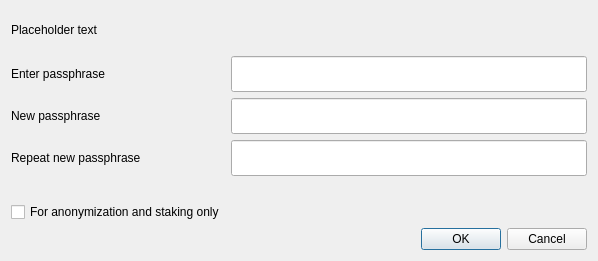
The window that src/qt/forms/askpassphrasedialog.ui (MotoAcidic/bdcash-protocol) describes before a commit, drawn with Qt 5.
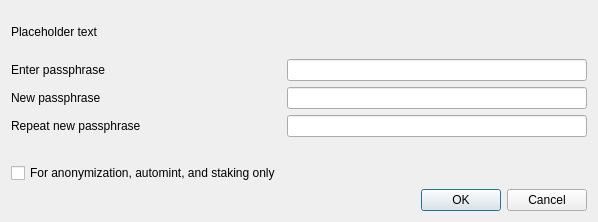
The same window after the commit.

```diff
--- a/src/qt/forms/askpassphrasedialog.ui
+++ b/src/qt/forms/askpassphrasedialog.ui
@@ -7,7 +7,7 @@
     <x>0</x>
     <y>0</y>
     <width>598</width>
-    <height>261</height>
+    <height>222</height>
    </rect>
   </property>
   <property name="sizePolicy">
@@ -52,12 +52,6 @@
      </property>
      <item row="0" column="0">
       <widget class="QLabel" name="passLabel1">
-       <property name="minimumSize">
-        <size>
-         <width>0</width>
-         <height>32</height>
-        </size>
-       </property>
        <property name="text">
         <string>Enter passphrase</string>
        </property>
@@ -65,12 +59,6 @@
      </item>
      <item row="0" column="1">
       <widget class="QLineEdit" name="passEdit1">
-       <property name="minimumSize">
-        <size>
-         <width>0</width>
-         <height>36</height>
-        </size>
-       </property>
        <property name="echoMode">
         <enum>QLineEdit::Password</enum>
        </property>
@@ -78,12 +66,6 @@
      </item>
      <item row="1" column="0">
       <widget class="QLabel" name="passLabel2">
-       <property name="minimumSize">
-        <size>
-         <width>0</width>
-         <height>32</height>
-        </size>
-       </property>
        <property name="text">
         <string>New passphrase</string>
        </property>
@@ -91,12 +73,20 @@
      </item>
      <item row="1" column="1">
       <widget class="QLineEdit" name="passEdit2">
-       <property name="minimumSize">
-        <size>
-         <width>0</width>
-         <height>36</height>
-        </size>
+       <property name="echoMode">
+        <enum>QLineEdit::Password</enum>
        </property>
+      </widget>
+     </item>
+     <item row="2" column="0">
+      <widget class="QLabel" name="passLabel3">
+       <property name="text">
+        <string>Repeat new passphrase</string>
+       </property>
+      </widget>
+     </item>
+     <item row="2" column="1">
+      <widget class="QLineEdit" name="passEdit3">
        <property name="echoMode">
         <enum>QLineEdit::Password</enum>
        </property>
@@ -123,40 +113,14 @@
        <property name="enabled">
         <bool>true</bool>
        </property>
-       <property name="visible">
-        <bool>false</bool>
-       </property>
        <property name="toolTip">
         <string>Serves to disable the trivial sendmoney when OS account compromised. Provides no real security.</string>
        </property>
        <property name="text">
-        <string>For anonymization and staking only</string>
+        <string>For anonymization, automint, and staking only</string>
        </property>
-      </widget>
-     </item>
-     <item row="2" column="1">
-      <widget class="QLineEdit" name="passEdit3">
-       <property name="minimumSize">
-        <size>
-         <width>0</width>
-         <height>36</height>
-        </size>
-       </property>
-       <property name="echoMode">
-        <enum>QLineEdit::Password</enum>
-       </property>
-      </widget>
-     </item>
-     <item row="2" column="0">
-      <widget class="QLabel" name="passLabel3">
-       <property name="minimumSize">
-        <size>
-         <width>0</width>
-         <height>32</height>
-        </size>
-       </property>
-       <property name="text">
-        <string>Repeat new passphrase</string>
+       <property name="visible">
+        <bool>false</bool>
        </property>
       </widget>
      </item>
```
